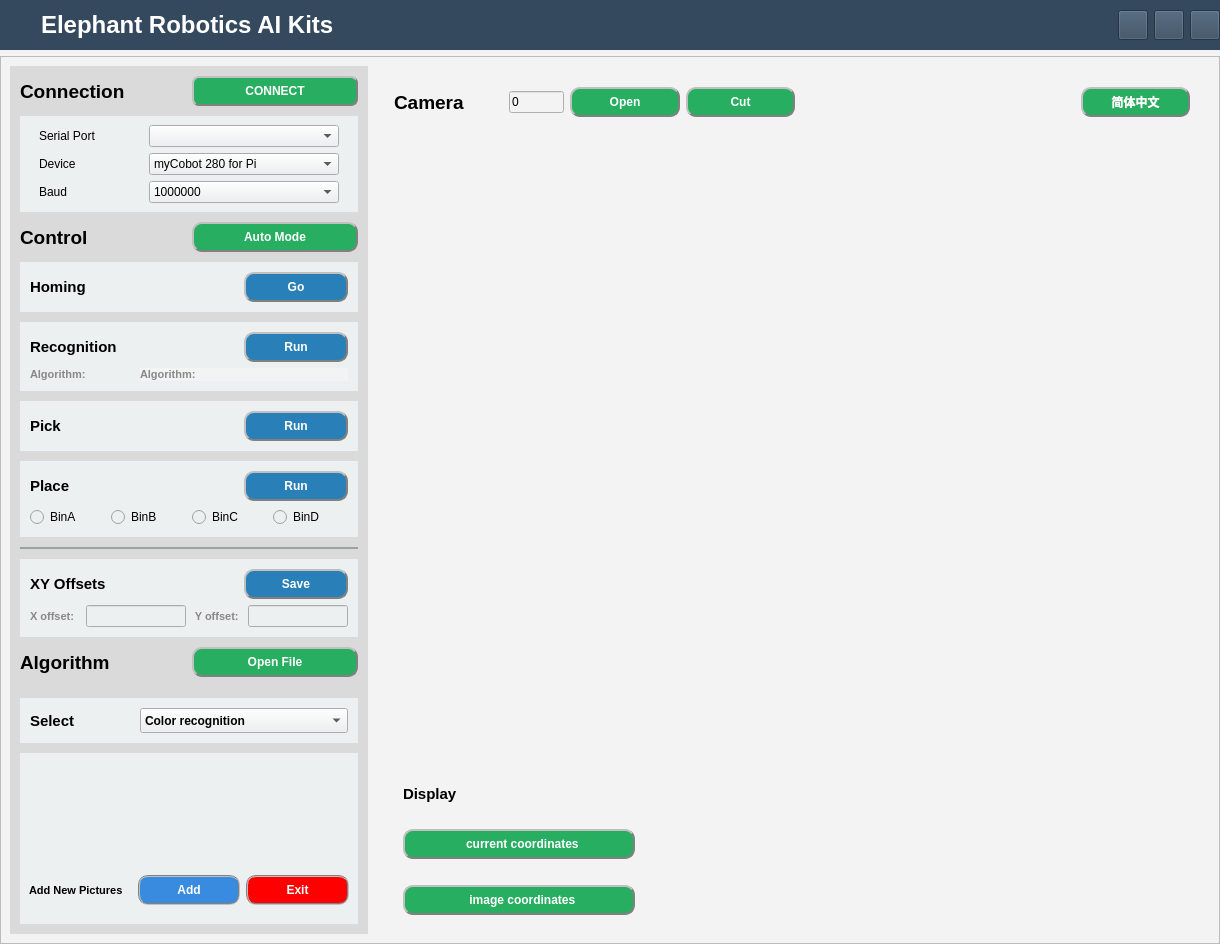
Qt form libraries/pyqtFile/AiKit_auto.ui (elephantrobotics/convenient_aikit) before a commit.
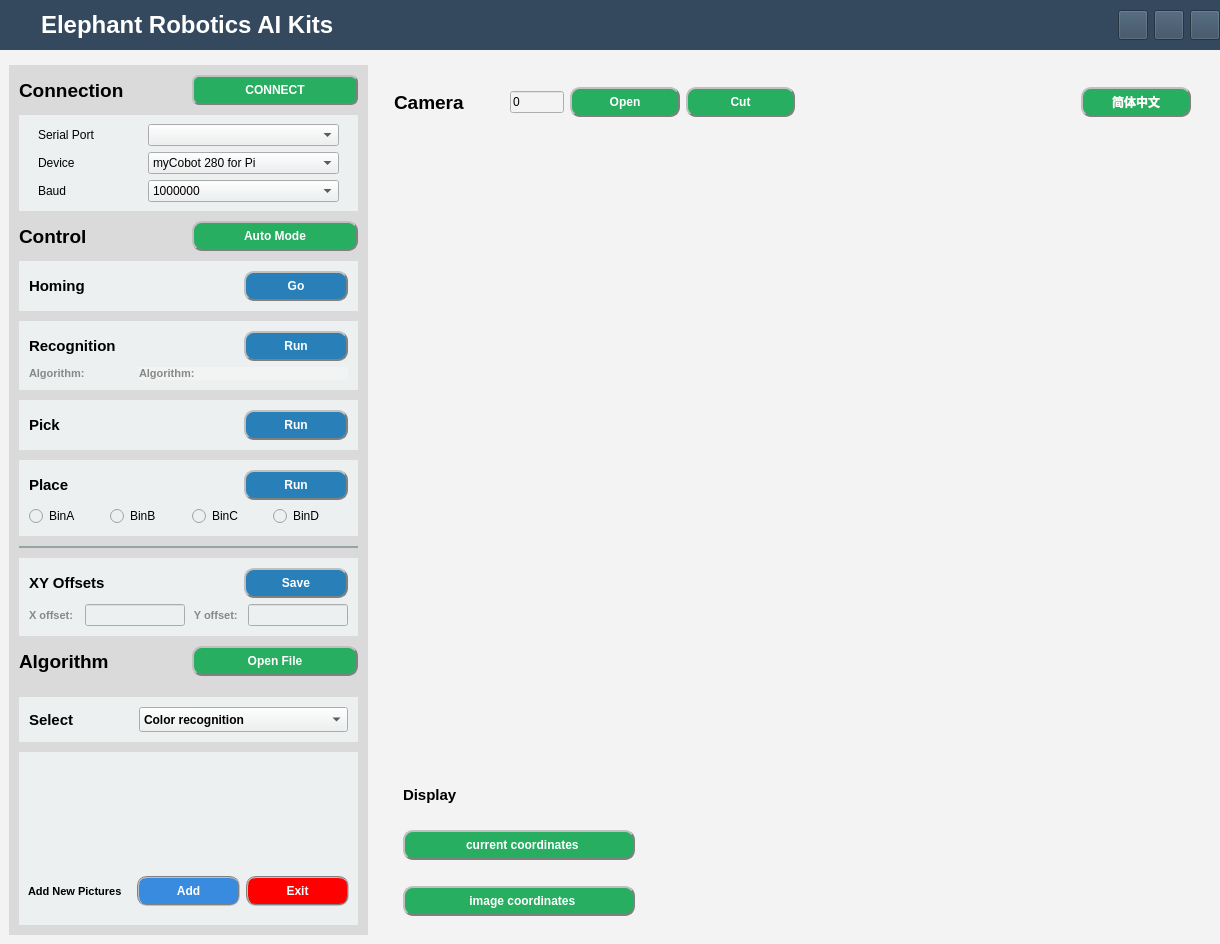
The same form after that commit. Icons and pictures are not drawn.

Patch:
```diff
--- a/libraries/pyqtFile/AiKit_auto.ui
+++ b/libraries/pyqtFile/AiKit_auto.ui
@@ -238,6 +238,9 @@
         <height>0</height>
        </size>
       </property>
+      <property name="frameShape">
+       <enum>QFrame::NoFrame</enum>
+      </property>
       <property name="widgetResizable">
        <bool>true</bool>
       </property>
@@ -246,8 +249,8 @@
         <rect>
          <x>0</x>
          <y>0</y>
-         <width>1218</width>
-         <height>885</height>
+         <width>1220</width>
+         <height>887</height>
         </rect>
        </property>
        <property name="minimumSize">
```
